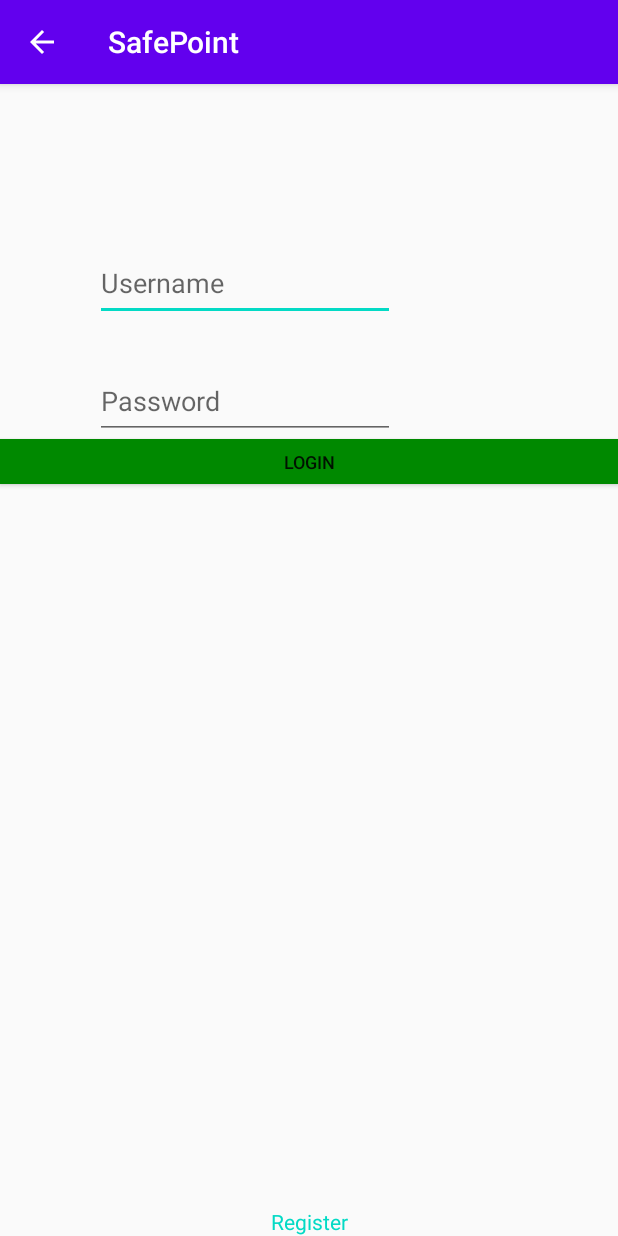
After one commit to AyalaKlein/SafePointApp, an Android app: the SignInActivity screen opened directly, with no data from a screen before it, on a phone screen of 412 x 824 dp. The commit adds this screen. Run offline under Robolectric (Android 15) with nearby library versions, the phone set to English and light mode, and no system bars.

Commit message:
added registration and signin screen and registration logic

```diff
--- a/SafePoint/app/src/main/AndroidManifest.xml
+++ b/SafePoint/app/src/main/AndroidManifest.xml
@@ -31,9 +31,6 @@
             android:name="com.google.android.geo.API_KEY"
             android:value="@string/google_maps_key" />
 
-        <activity
-            android:name=".MapsActivity"
-            android:label="@string/title_activity_maps"></activity>
         <activity android:name=".NavigationActivity" />
         <activity android:name=".ProfileActivity" />
         <activity android:name=".MainActivity">
@@ -43,6 +40,8 @@
                 <category android:name="android.intent.category.LAUNCHER" />
             </intent-filter>
         </activity>
+        <activity android:name=".SignInActivity" android:parentActivityName=".NavigationActivity"/>
+        <activity android:name=".RegisterActivity" android:parentActivityName=".SignInActivity"/>
     </application>
 
 </manifest>
--- a/SafePoint/app/src/main/java/com/example/safepoint/MainActivity.kt
+++ b/SafePoint/app/src/main/java/com/example/safepoint/MainActivity.kt
@@ -34,7 +34,7 @@ class MainActivity : AppCompatActivity() {
         val scope = CoroutineScope(newFixedThreadPoolContext(1, "synchronizationPool"))
         scope.launch {
             res = "http://10.0.2.2:5000/api/shelters".httpGet().body()!!.string()
-//            val shelters = JSONArray(res)
+//\            val shelters = JSONArray(res)
             val intent = Intent(applicationContext, NavigationActivity::class.java)
 
             intent.putExtra("shelters", res)
--- a/SafePoint/app/src/main/java/com/example/safepoint/NavigationActivity.kt
+++ b/SafePoint/app/src/main/java/com/example/safepoint/NavigationActivity.kt
@@ -25,8 +25,8 @@ class NavigationActivity : AppCompatActivity(), OnMapReadyCallback {
     override fun onCreate(savedInstanceState: Bundle?) {
         super.onCreate(savedInstanceState)
         setContentView(R.layout.activity_navigation)
-        supportActionBar!!.setHomeAsUpIndicator(R.drawable.common_google_signin_btn_icon_dark)
-        supportActionBar!!.setDisplayHomeAsUpEnabled(true)
+        supportActionBar?.setHomeAsUpIndicator(R.drawable.common_google_signin_btn_icon_dark)
+        supportActionBar?.setDisplayHomeAsUpEnabled(true)
         // secLeft need to be the amount of time to find a safe point in the area
         val secLeft = 20
 
@@ -64,7 +64,7 @@ class NavigationActivity : AppCompatActivity(), OnMapReadyCallback {
     override fun onOptionsItemSelected(item: MenuItem): Boolean {
         when (item.itemId) {
             android.R.id.home -> {
-                startActivity(Intent(this, ProfileActivity::class.java))
+                startActivity(Intent(this, SignInActivity::class.java))
                 finish()
                 return true
             }
--- /dev/null
+++ b/SafePoint/app/src/main/java/com/example/safepoint/SignInActivity.kt
@@ -0,0 +1,23 @@
+package com.example.safepoint
+
+import android.content.Intent
+import android.os.Bundle
+import androidx.appcompat.app.AppCompatActivity
+import kotlinx.android.synthetic.main.activity_signin.*
+
+class SignInActivity : AppCompatActivity() {
+    override fun onCreate(savedInstanceState: Bundle?) {
+        super.onCreate(savedInstanceState)
+        setContentView(R.layout.activity_signin)
+        supportActionBar?.setDisplayHomeAsUpEnabled(true)
+
+        login.setOnClickListener{
+
+        }
+
+        register.setOnClickListener{
+            startActivity(Intent(this, RegisterActivity::class.java))
+            finish()
+        }
+    }
+}
--- /dev/null
+++ b/SafePoint/app/src/main/res/layout/activity_signin.xml
@@ -0,0 +1,63 @@
+<?xml version="1.0" encoding="utf-8"?>
+<androidx.constraintlayout.widget.ConstraintLayout xmlns:android="http://schemas.android.com/apk/res/android"
+
+    xmlns:tools="http://schemas.android.com/tools"
+    xmlns:app="http://schemas.android.com/apk/res-auto"
+    android:layout_width="match_parent"
+    android:layout_height="match_parent"
+    tools:context=".SignInActivity">
+
+    <EditText
+        android:id="@+id/username"
+        android:layout_width="200dp"
+        android:layout_height="50dp"
+        android:ems="10"
+        android:hint="@string/eUserName"
+        android:inputType="textPersonName"
+        app:layout_constraintBottom_toBottomOf="parent"
+        app:layout_constraintEnd_toEndOf="parent"
+        app:layout_constraintHorizontal_bias="0.3"
+        app:layout_constraintStart_toStartOf="parent"
+        app:layout_constraintTop_toTopOf="parent"
+        app:layout_constraintVertical_bias="0.15" />
+
+    <EditText
+        android:id="@+id/password"
+        android:layout_width="200dp"
+        android:layout_height="50dp"
+        android:ems="10"
+        android:hint="@string/ePassword"
+        android:inputType="textPassword"
+        app:layout_constraintBottom_toBottomOf="parent"
+        app:layout_constraintEnd_toEndOf="parent"
+        app:layout_constraintHorizontal_bias="0.3"
+        app:layout_constraintStart_toStartOf="parent"
+        app:layout_constraintTop_toTopOf="parent"
+        app:layout_constraintVertical_bias="0.26" />
+
+    <Button
+        android:id="@+id/login"
+        android:layout_width="match_parent"
+        android:layout_height="30dp"
+        android:background="#008900"
+        android:gravity="center"
+        android:text="@string/login"
+        android:textSize="12sp"
+        app:layout_constraintEnd_toEndOf="parent"
+        app:layout_constraintHorizontal_bias="1.0"
+        app:layout_constraintStart_toStartOf="parent"
+        app:layout_constraintTop_toBottomOf="@+id/password"
+        app:layout_constraintVertical_bias="1" />
+
+    <TextView
+        android:id="@+id/register"
+        app:layout_constraintBottom_toBottomOf="parent"
+        android:layout_width="match_parent"
+        android:textAlignment="center"
+        android:layout_height="wrap_content"
+        android:clickable="true"
+        android:focusable="true"
+        android:text="@string/register"
+        android:textColor="@color/colorAccent" />
+
+</androidx.constraintlayout.widget.ConstraintLayout>
--- a/SafePoint/app/src/main/res/values/strings.xml
+++ b/SafePoint/app/src/main/res/values/strings.xml
@@ -1,10 +1,14 @@
 <resources>
     <string name="app_name">SafePoint</string>
-    <string name="eUserName">Name</string>
+    <string name="eUserName">Username</string>
+    <string name="ePassword">Password</string>
     <string name="eFitness">Your Fitness Level 1-10</string>
     <string name="ePhone">Phone Number</string>
     <string name="eAddress">Address</string>
+    <string name="eEmail">Email</string>
     <string name="eBirthDate">Birth Date</string>
     <string name="title_activity_maps">Map</string>
     <string name="im_safe">Im Safe!</string>
+    <string name="register">Register</string>
+    <string name="login">Login</string>
 </resources>
```
Also changed, not shown: SafePoint/app/src/main/java/com/example/safepoint/RegisterActivity.kt (added, +37 -0 lines), SafePoint/app/src/main/res/layout/activity_register.xml (added, +62 -0 lines).
